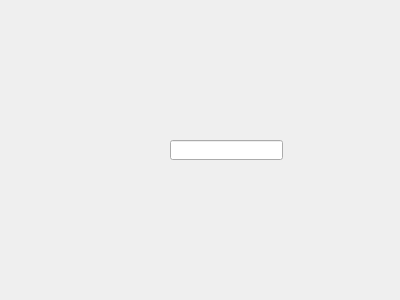
Qt form PCM/qt_gui/ui/tt.ui (FLOWERCLOUD/ebpd_vs2015) before a commit.
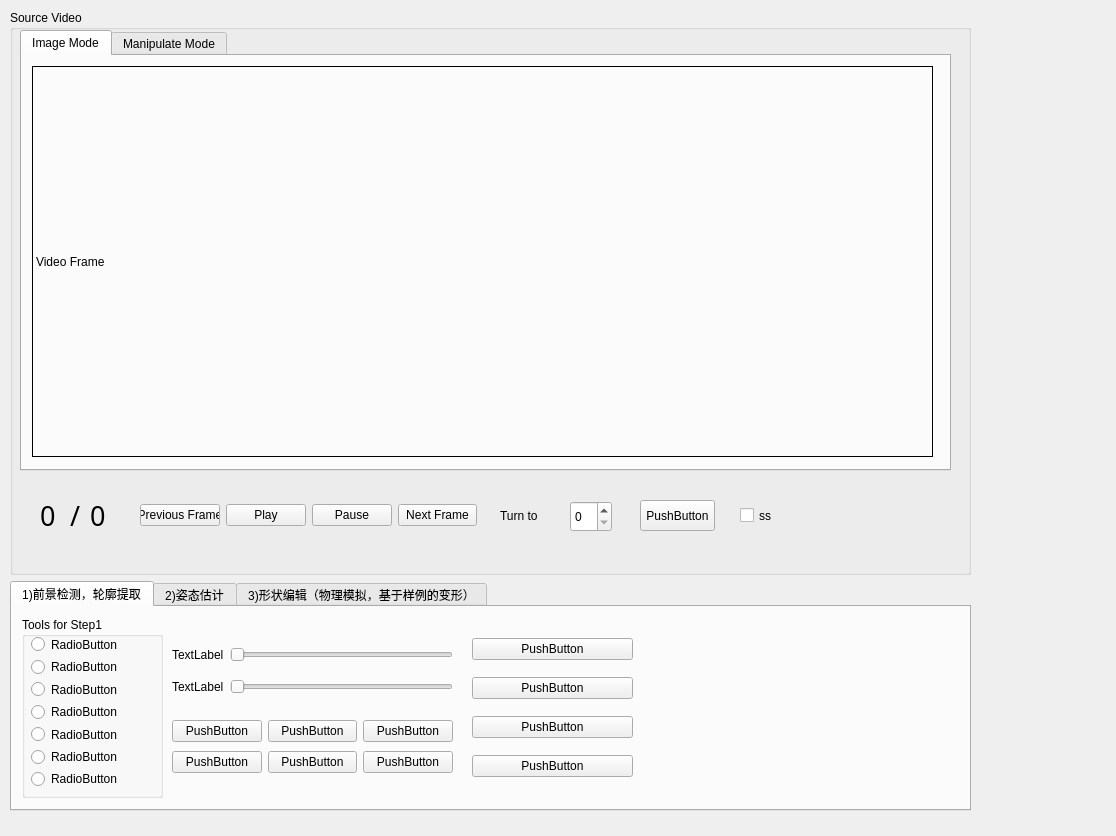
The same form after that commit. The open tabs and pages were chosen to show the change.

```diff
--- a/PCM/qt_gui/ui/tt.ui
+++ b/PCM/qt_gui/ui/tt.ui
@@ -6,22 +6,510 @@
    <rect>
     <x>0</x>
     <y>0</y>
-    <width>400</width>
-    <height>300</height>
+    <width>1116</width>
+    <height>836</height>
    </rect>
   </property>
   <property name="windowTitle">
    <string>Form</string>
   </property>
-  <widget class="QLineEdit" name="lineEdit">
+  <widget class="QWidget" name="verticalLayoutWidget">
    <property name="geometry">
     <rect>
-     <x>170</x>
-     <y>140</y>
-     <width>113</width>
-     <height>20</height>
+     <x>10</x>
+     <y>10</y>
+     <width>961</width>
+     <height>801</height>
     </rect>
    </property>
+   <layout class="QVBoxLayout" name="verticalLayout">
+    <item>
+     <widget class="QGroupBox" name="SourceVideo">
+      <property name="title">
+       <string>Source Video</string>
+      </property>
+      <widget class="QLabel" name="label_4">
+       <property name="geometry">
+        <rect>
+         <x>30</x>
+         <y>490</y>
+         <width>21</width>
+         <height>31</height>
+        </rect>
+       </property>
+       <property name="font">
+        <font>
+         <family>黑体</family>
+         <pointsize>20</pointsize>
+        </font>
+       </property>
+       <property name="text">
+        <string>0</string>
+       </property>
+      </widget>
+      <widget class="QLabel" name="label_5">
+       <property name="geometry">
+        <rect>
+         <x>60</x>
+         <y>490</y>
+         <width>21</width>
+         <height>31</height>
+        </rect>
+       </property>
+       <property name="font">
+        <font>
+         <family>黑体</family>
+         <pointsize>20</pointsize>
+        </font>
+       </property>
+       <property name="text">
+        <string>/</string>
+       </property>
+      </widget>
+      <widget class="QLabel" name="label_6">
+       <property name="geometry">
+        <rect>
+         <x>80</x>
+         <y>490</y>
+         <width>21</width>
+         <height>31</height>
+        </rect>
+       </property>
+       <property name="font">
+        <font>
+         <family>黑体</family>
+         <pointsize>20</pointsize>
+        </font>
+       </property>
+       <property name="text">
+        <string>0</string>
+       </property>
+      </widget>
+      <widget class="QWidget" name="horizontalLayoutWidget">
+       <property name="geometry">
+        <rect>
+         <x>130</x>
+         <y>490</y>
+         <width>337</width>
+         <height>31</height>
+        </rect>
+       </property>
+       <layout class="QHBoxLayout" name="horizontalLayout">
+        <item>
+         <widget class="QPushButton" name="pushButton_7">
+          <property name="text">
+           <string>Previous Frame</string>
+          </property>
+         </widget>
+        </item>
+        <item>
+         <widget class="QPushButton" name="pushButton_8">
+          <property name="text">
+           <string>Play</string>
+          </property>
+         </widget>
+        </item>
+        <item>
+         <widget class="QPushButton" name="pushButton_9">
+          <property name="text">
+           <string>Pause</string>
+          </property>
+         </widget>
+        </item>
+        <item>
+         <widget class="QPushButton" name="pushButton_10">
+          <property name="text">
+           <string>Next Frame</string>
+          </property>
+         </widget>
+        </item>
+       </layout>
+      </widget>
+      <widget class="QLabel" name="label_7">
+       <property name="geometry">
+        <rect>
+         <x>490</x>
+         <y>500</y>
+         <width>54</width>
+         <height>12</height>
+        </rect>
+       </property>
+       <property name="text">
+        <string>Turn to</string>
+       </property>
+      </widget>
+      <widget class="QSpinBox" name="spinBox">
+       <property name="geometry">
+        <rect>
+         <x>560</x>
+         <y>491</y>
+         <width>42</width>
+         <height>31</height>
+        </rect>
+       </property>
+      </widget>
+      <widget class="QPushButton" name="pushButton_11">
+       <property name="geometry">
+        <rect>
+         <x>630</x>
+         <y>490</y>
+         <width>75</width>
+         <height>31</height>
+        </rect>
+       </property>
+       <property name="text">
+        <string>PushButton</string>
+       </property>
+      </widget>
+      <widget class="QCheckBox" name="checkBox">
+       <property name="geometry">
+        <rect>
+         <x>730</x>
+         <y>490</y>
+         <width>91</width>
+         <height>31</height>
+        </rect>
+       </property>
+       <property name="text">
+        <string>ss</string>
+       </property>
+      </widget>
+      <widget class="QTabWidget" name="tabWidget_2">
+       <property name="enabled">
+        <bool>true</bool>
+       </property>
+       <property name="geometry">
+        <rect>
+         <x>10</x>
+         <y>20</y>
+         <width>931</width>
+         <height>441</height>
+        </rect>
+       </property>
+       <property name="minimumSize">
+        <size>
+         <width>198</width>
+         <height>0</height>
+        </size>
+       </property>
+       <property name="currentIndex">
+        <number>1</number>
+       </property>
+       <widget class="QWidget" name="tab_4">
+        <attribute name="title">
+         <string>Image Mode</string>
+        </attribute>
+        <widget class="QLabel" name="label">
+         <property name="geometry">
+          <rect>
+           <x>10</x>
+           <y>10</y>
+           <width>901</width>
+           <height>391</height>
+          </rect>
+         </property>
+         <property name="sizePolicy">
+          <sizepolicy hsizetype="Expanding" vsizetype="Expanding">
+           <horstretch>0</horstretch>
+           <verstretch>0</verstretch>
+          </sizepolicy>
+         </property>
+         <property name="minimumSize">
+          <size>
+           <width>321</width>
+           <height>241</height>
+          </size>
+         </property>
+         <property name="maximumSize">
+          <size>
+           <width>1281</width>
+           <height>961</height>
+          </size>
+         </property>
+         <property name="frameShape">
+          <enum>QFrame::Box</enum>
+         </property>
+         <property name="text">
+          <string>Video Frame</string>
+         </property>
+        </widget>
+       </widget>
+       <widget class="QWidget" name="tab_5">
+        <attribute name="title">
+         <string>Manipulate Mode</string>
+        </attribute>
+       </widget>
+      </widget>
+     </widget>
+    </item>
+    <item>
+     <widget class="QTabWidget" name="tabWidget">
+      <property name="sizePolicy">
+       <sizepolicy hsizetype="Expanding" vsizetype="Fixed">
+        <horstretch>0</horstretch>
+        <verstretch>0</verstretch>
+       </sizepolicy>
+      </property>
+      <property name="minimumSize">
+       <size>
+        <width>0</width>
+        <height>230</height>
+       </size>
+      </property>
+      <property name="currentIndex">
+       <number>0</number>
+      </property>
+      <widget class="QWidget" name="tab">
+       <attribute name="title">
+        <string>1)前景检测，轮廓提取</string>
+       </attribute>
+       <widget class="QGroupBox" name="toolsforstep1">
+        <property name="geometry">
+         <rect>
+          <x>10</x>
+          <y>10</y>
+          <width>141</width>
+          <height>181</height>
+         </rect>
+        </property>
+        <property name="title">
+         <string>Tools for Step1</string>
+        </property>
+        <widget class="QWidget" name="verticalLayoutWidget_2">
+         <property name="geometry">
+          <rect>
+           <x>9</x>
+           <y>19</y>
+           <width>121</width>
+           <height>151</height>
+          </rect>
+         </property>
+         <layout class="QVBoxLayout" name="verticalLayout_2">
+          <item>
+           <widget class="QRadioButton" name="radioButton_2">
+            <property name="text">
+             <string>RadioButton</string>
+            </property>
+           </widget>
+          </item>
+          <item>
+           <widget class="QRadioButton" name="radioButton">
+            <property name="text">
+             <string>RadioButton</string>
+            </property>
+           </widget>
+          </item>
+          <item>
+           <widget class="QRadioButton" name="radioButton_3">
+            <property name="text">
+             <string>RadioButton</string>
+            </property>
+           </widget>
+          </item>
+          <item>
+           <widget class="QRadioButton" name="radioButton_4">
+            <property name="text">
+             <string>RadioButton</string>
+            </property>
+           </widget>
+          </item>
+          <item>
+           <widget class="QRadioButton" name="radioButton_5">
+            <property name="text">
+             <string>RadioButton</string>
+            </property>
+           </widget>
+          </item>
+          <item>
+           <widget class="QRadioButton" name="radioButton_6">
+            <property name="text">
+             <string>RadioButton</string>
+            </property>
+           </widget>
+          </item>
+          <item>
+           <widget class="QRadioButton" name="radioButton_7">
+            <property name="text">
+             <string>RadioButton</string>
+            </property>
+           </widget>
+          </item>
+         </layout>
+        </widget>
+       </widget>
+       <widget class="QWidget" name="gridLayoutWidget">
+        <property name="geometry">
+         <rect>
+          <x>160</x>
+          <y>29</y>
+          <width>281</width>
+          <height>71</height>
+         </rect>
+        </property>
+        <layout class="QGridLayout" name="gridLayout">
+         <item row="1" column="0">
+          <widget class="QLabel" name="label_2">
+           <property name="text">
+            <string>TextLabel</string>
+           </property>
+          </widget>
+         </item>
+         <item row="1" column="1">
+          <widget class="QSlider" name="horizontalSlider">
+           <property name="sizePolicy">
+            <sizepolicy hsizetype="Expanding" vsizetype="Fixed">
+             <horstretch>0</horstretch>
+             <verstretch>0</verstretch>
+            </sizepolicy>
+           </property>
+           <property name="orientation">
+            <enum>Qt::Horizontal</enum>
+           </property>
+          </widget>
+         </item>
+         <item row="2" column="1">
+          <widget class="QSlider" name="horizontalSlider_2">
+           <property name="sizePolicy">
+            <sizepolicy hsizetype="Preferred" vsizetype="Fixed">
+             <horstretch>0</horstretch>
+             <verstretch>0</verstretch>
+            </sizepolicy>
+           </property>
+           <property name="orientation">
+            <enum>Qt::Horizontal</enum>
+           </property>
+          </widget>
+         </item>
+         <item row="2" column="0">
+          <widget class="QLabel" name="label_3">
+           <property name="text">
+            <string>TextLabel</string>
+           </property>
+          </widget>
+         </item>
+        </layout>
+       </widget>
+       <widget class="QWidget" name="gridLayoutWidget_2">
+        <property name="geometry">
+         <rect>
+          <x>160</x>
+          <y>110</y>
+          <width>281</width>
+          <height>61</height>
+         </rect>
+        </property>
+        <layout class="QGridLayout" name="gridLayout_2">
+         <item row="0" column="0">
+          <widget class="QPushButton" name="pushButton">
+           <property name="text">
+            <string>PushButton</string>
+           </property>
+          </widget>
+         </item>
+         <item row="0" column="1">
+          <widget class="QPushButton" name="pushButton_2">
+           <property name="text">
+            <string>PushButton</string>
+           </property>
+          </widget>
+         </item>
+         <item row="1" column="0">
+          <widget class="QPushButton" name="pushButton_3">
+           <property name="text">
+            <string>PushButton</string>
+           </property>
+          </widget>
+         </item>
+         <item row="1" column="1">
+          <widget class="QPushButton" name="pushButton_4">
+           <property name="text">
+            <string>PushButton</string>
+           </property>
+          </widget>
+         </item>
+         <item row="0" column="2">
+          <widget class="QPushButton" name="pushButton_5">
+           <property name="text">
+            <string>PushButton</string>
+           </property>
+          </widget>
+         </item>
+         <item row="1" column="2">
+          <widget class="QPushButton" name="pushButton_6">
+           <property name="text">
+            <string>PushButton</string>
+           </property>
+          </widget>
+         </item>
+        </layout>
+       </widget>
+       <widget class="QWidget" name="verticalLayoutWidget_3">
+        <property name="geometry">
+         <rect>
+          <x>460</x>
+          <y>20</y>
+          <width>161</width>
+          <height>161</height>
+         </rect>
+        </property>
+        <layout class="QVBoxLayout" name="verticalLayout_3">
+         <item>
+          <widget class="QPushButton" name="pushButton_12">
+           <property name="text">
+            <string>PushButton</string>
+           </property>
+          </widget>
+         </item>
+         <item>
+          <widget class="QPushButton" name="pushButton_13">
+           <property name="text">
+            <string>PushButton</string>
+           </property>
+          </widget>
+         </item>
+         <item>
+          <widget class="QPushButton" name="pushButton_15">
+           <property name="text">
+            <string>PushButton</string>
+           </property>
+          </widget>
+         </item>
+         <item>
+          <widget class="QPushButton" name="pushButton_14">
+           <property name="text">
+            <string>PushButton</string>
+           </property>
+          </widget>
+         </item>
+        </layout>
+       </widget>
+      </widget>
+      <widget class="QWidget" name="tab_2">
+       <attribute name="title">
+        <string>2)姿态估计</string>
+       </attribute>
+       <widget class="QGroupBox" name="groupBox">
+        <property name="geometry">
+         <rect>
+          <x>10</x>
+          <y>10</y>
+          <width>811</width>
+          <height>181</height>
+         </rect>
+        </property>
+        <property name="title">
+         <string>Toolbox for Step2</string>
+        </property>
+       </widget>
+      </widget>
+      <widget class="QWidget" name="tab_3">
+       <attribute name="title">
+        <string>3)形状编辑（物理模拟，基于样例的变形）</string>
+       </attribute>
+      </widget>
+     </widget>
+    </item>
+   </layout>
   </widget>
  </widget>
  <resources/>
```
Left out of the diff: 2 changed lines with no effect on the pictures.
